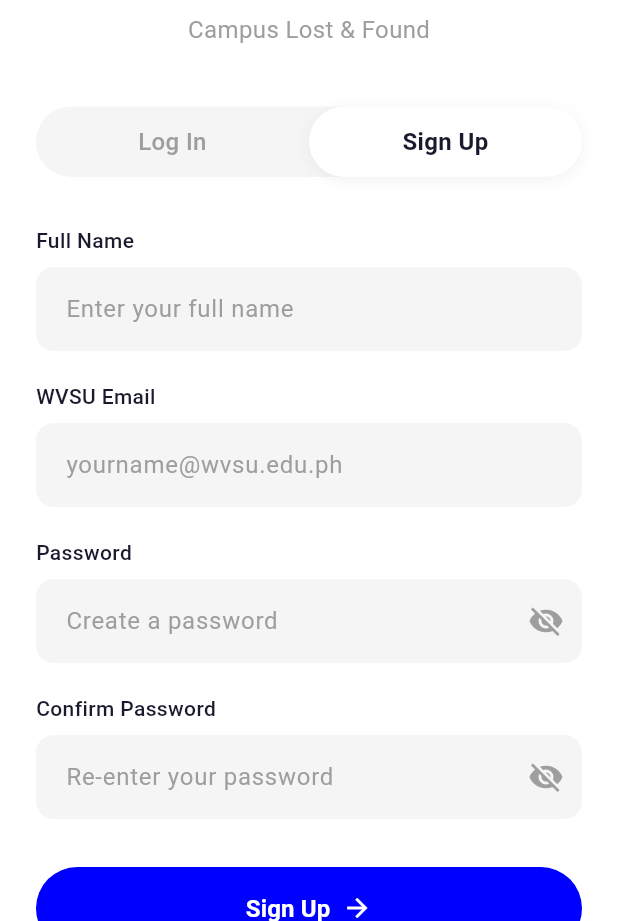
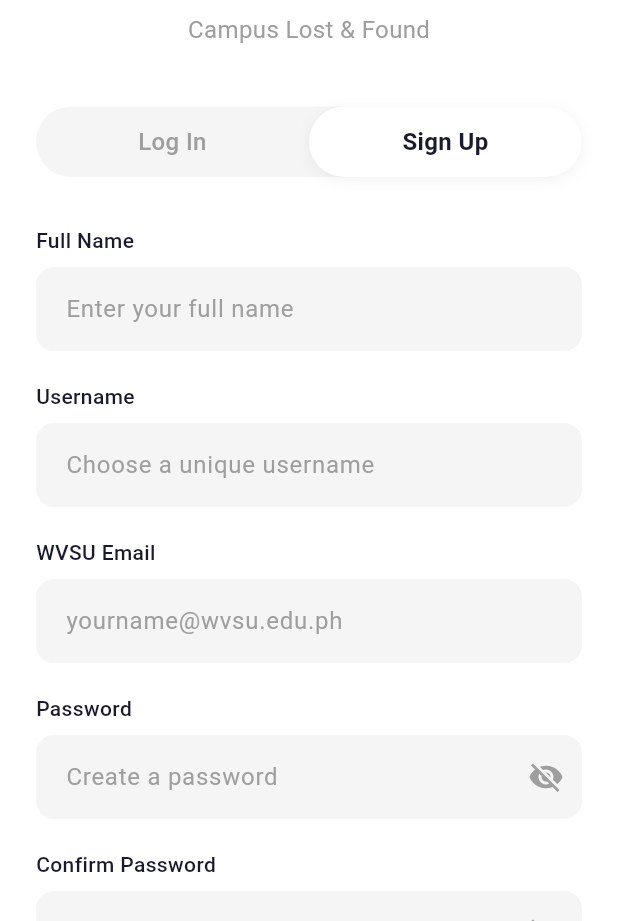
Before and after one commit to meagenotmage/iBalik, a Flutter app: the screen it shows after launch, after a tap on "Sign Up", on a phone screen of 412 x 824 dp, the part 315-1236 px from its top. Run offline on Flutter 3.47's test engine with Material 3 defaults, Android fonts, the phone set to English and light mode, and no system bars; our stand-ins replace cloud_firestore, firebase_auth, firebase_core; accounts and stored records are empty; Roboto replaces fonts that are missing (SF Pro Display).

Commit message:
adding of username in sign in, making usernme unique and home page greeting with the username

```diff
--- a/lib/screens/home_page.dart
+++ b/lib/screens/home_page.dart
@@ -18,6 +18,34 @@ class HomePage extends StatefulWidget {
 class _HomePageState extends State<HomePage> {
   final AuthService _authService = AuthService();
   int _selectedIndex = 0;
+  String _userName = '';
+
+  @override
+  void initState() {
+    super.initState();
+    _loadUserName();
+  }
+
+  Future<void> _loadUserName() async {
+    final user = _authService.currentUser;
+    if (user != null) {
+      // Try to get username from Firestore first
+      final username = await _authService.getUserUsername(user.uid);
+
+      if (username != null && username.isNotEmpty) {
+        setState(() {
+          _userName = username;
+        });
+      } else {
+        // Fallback to display name or email
+        String fullName = user.displayName ?? user.email?.split('@')[0] ?? 'User';
+        String firstName = fullName.split(' ')[0];
+        setState(() {
+          _userName = firstName;
+        });
+      }
+    }
+  }
 
   Future<void> _handleSignOut() async {
     if (!mounted) return;
@@ -123,9 +151,9 @@ class _HomePageState extends State<HomePage> {
                             ],
                           ),
                           const SizedBox(height: 16),
-                          const Text(
-                            'Good morning',
-                            style: TextStyle(
+                          Text(
+                            _userName.isEmpty ? 'Good morning' : 'Good morning, $_userName',
+                            style: const TextStyle(
                               fontSize: 24,
                               fontWeight: FontWeight.bold,
                               color: Colors.black87,
--- a/lib/screens/signup_page.dart
+++ b/lib/screens/signup_page.dart
@@ -16,10 +16,13 @@ class _SignUpPageState extends State<SignUpPage> {
   final _passwordController = TextEditingController();
   final _confirmPasswordController = TextEditingController();
   final _nameController = TextEditingController();
+  final _usernameController = TextEditingController();
   final AuthService _authService = AuthService();
   bool _isPasswordVisible = false;
   bool _isConfirmPasswordVisible = false;
   bool _isLoading = false;
+  bool _isCheckingUsername = false;
+  String? _usernameError;
 
   @override
   void dispose() {
@@ -27,7 +30,29 @@ class _SignUpPageState extends State<SignUpPage> {
     _passwordController.dispose();
     _confirmPasswordController.dispose();
     _nameController.dispose();
+    _usernameController.dispose();
     super.dispose();
+  }
+
+  Future<void> _checkUsernameAvailability(String username) async {
+    if (username.isEmpty || username.length < 3) {
+      setState(() {
+        _usernameError = null;
+        _isCheckingUsername = false;
+      });
+      return;
+    }
+
+    setState(() {
+      _isCheckingUsername = true;
+    });
+
+    final isAvailable = await _authService.isUsernameAvailable(username);
+
+    setState(() {
+      _isCheckingUsername = false;
+      _usernameError = isAvailable ? null : 'Username is already taken';
+    });
   }
 
   void _handleSignUp() async {
@@ -41,6 +66,7 @@ class _SignUpPageState extends State<SignUpPage> {
         email: _emailController.text.trim(),
         password: _passwordController.text,
         fullName: _nameController.text.trim(),
+        username: _usernameController.text.trim(),
       );
 
       setState(() {
@@ -278,6 +304,77 @@ class _SignUpPageState extends State<SignUpPage> {
                   ),
                   const SizedBox(height: 20),
 
+                  // Username field
+                  Column(
+                    crossAxisAlignment: CrossAxisAlignment.start,
+                    children: [
+                      const Text(
+                        'Username',
+                        style: TextStyle(
+                          fontSize: 14,
+                          fontWeight: FontWeight.w500,
+                          color: Color(0xFF1A1A2E),
+                        ),
+                      ),
+                      const SizedBox(height: 8),
+                      TextFormField(
+                        controller: _usernameController,
+                        keyboardType: TextInputType.text,
+                        decoration: InputDecoration(
+                          hintText: 'Choose a unique username',
+                          hintStyle: const TextStyle(color: Colors.grey),
+                          filled: true,
+                          fillColor: const Color(0xFFF5F5F5),
+                          border: OutlineInputBorder(
+                            borderRadius: BorderRadius.circular(12),
+                            borderSide: BorderSide.none,
+                          ),
+                          contentPadding: const EdgeInsets.symmetric(
+                            horizontal: 16,
+                            vertical: 16,
+                          ),
+                          suffixIcon: _isCheckingUsername
+                              ? const Padding(
+                                  padding: EdgeInsets.all(12),
+                                  child: SizedBox(
+                                    width: 20,
+                                    height: 20,
+                                    child: CircularProgressIndicator(strokeWidth: 2),
+                                  ),
+                                )
+                              : _usernameController.text.isNotEmpty && _usernameError == null && !_isCheckingUsername
+                                  ? const Icon(Icons.check_circle, color: Colors.green)
+                                  : null,
+                          errorText: _usernameError,
+                        ),
+                        onChanged: (value) {
+                          // Debounce username checking
+                          Future.delayed(const Duration(milliseconds: 500), () {
+                            if (value == _usernameController.text) {
+                              _checkUsernameAvailability(value);
+                            }
+                          });
+                        },
+                        validator: (value) {
+                          if (value == null || value.isEmpty) {
+                            return 'Please enter a username';
+                          }
+                          if (value.length < 3 || value.length > 20) {
+                            return 'Username must be 3-20 characters';
+                          }
+                          if (!RegExp(r'^[a-zA-Z0-9_]+$').hasMatch(value)) {
+                            return 'Only letters, numbers, and underscores allowed';
+                          }
+                          if (_usernameError != null) {
+                            return _usernameError;
+                          }
+                          return null;
+                        },
+                      ),
+                    ],
+                  ),
+                  const SizedBox(height: 20),
+
                   // Email field
                   Column(
                     crossAxisAlignment: CrossAxisAlignment.start,
--- a/lib/services/auth_service.dart
+++ b/lib/services/auth_service.dart
@@ -11,11 +11,37 @@ class AuthService {
   // Auth state changes stream
   Stream<User?> get authStateChanges => _auth.authStateChanges();
 
+  // Check if username is available
+  Future<bool> isUsernameAvailable(String username) async {
+    try {
+      final querySnapshot = await _firestore
+          .collection('users')
+          .where('username', isEqualTo: username.toLowerCase())
+          .limit(1)
+          .get();
+
+      return querySnapshot.docs.isEmpty;
+    } catch (e) {
+      return false;
+    }
+  }
+
+  // Get username for current user
+  Future<String?> getUserUsername(String uid) async {
+    try {
+      final doc = await _firestore.collection('users').doc(uid).get();
+      return doc.data()?['username'] as String?;
+    } catch (e) {
+      return null;
+    }
+  }
+
   // Sign up with email and password
   Future<Map<String, dynamic>> signUpWithEmailAndPassword({
     required String email,
     required String password,
     required String fullName,
+    required String username,
   }) async {
     try {
       // Validate WVSU email
@@ -23,6 +49,24 @@ class AuthService {
         return {
           'success': false,
           'message': 'Please use your WVSU email address'
+        };
+      }
+
+      // Validate username (alphanumeric and underscore only, 3-20 characters)
+      final usernameRegex = RegExp(r'^[a-zA-Z0-9_]{3,20}$');
+      if (!usernameRegex.hasMatch(username)) {
+        return {
+          'success': false,
+          'message': 'Username must be 3-20 characters and contain only letters, numbers, and underscores'
+        };
+      }
+
+      // Check if username is available
+      final isAvailable = await isUsernameAvailable(username);
+      if (!isAvailable) {
+        return {
+          'success': false,
+          'message': 'Username is already taken. Please choose another one.'
         };
       }
 
@@ -40,6 +84,7 @@ class AuthService {
         'uid': userCredential.user?.uid,
         'email': email,
         'fullName': fullName,
+        'username': username.toLowerCase(),
         'createdAt': FieldValue.serverTimestamp(),
         'updatedAt': FieldValue.serverTimestamp(),
       });
```
